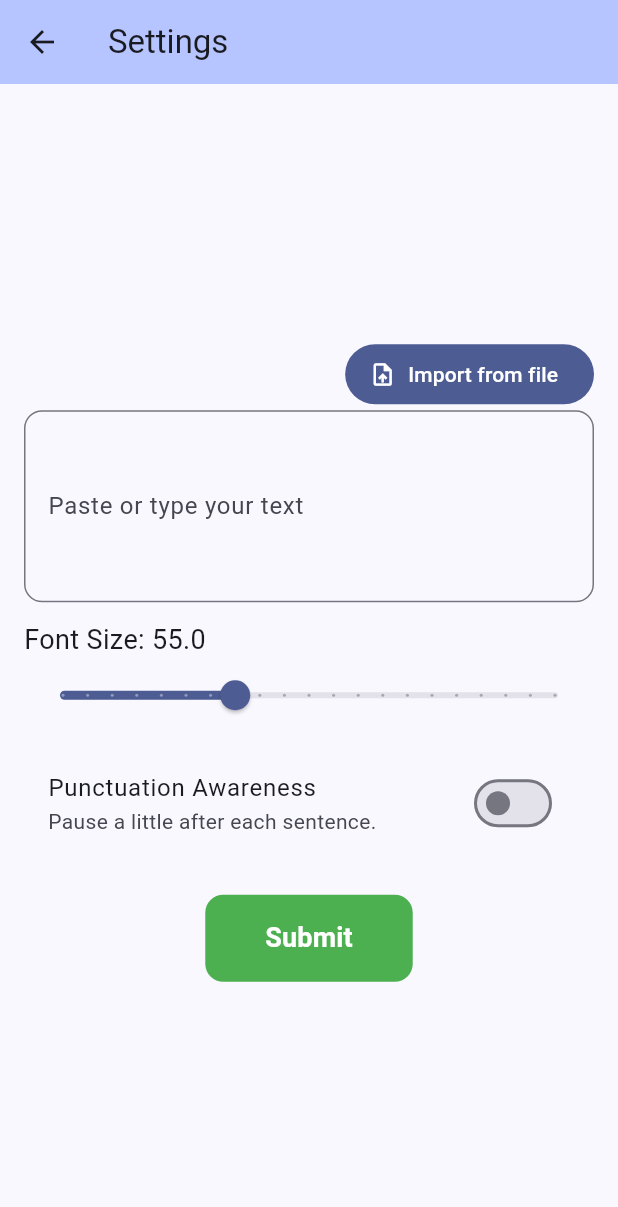
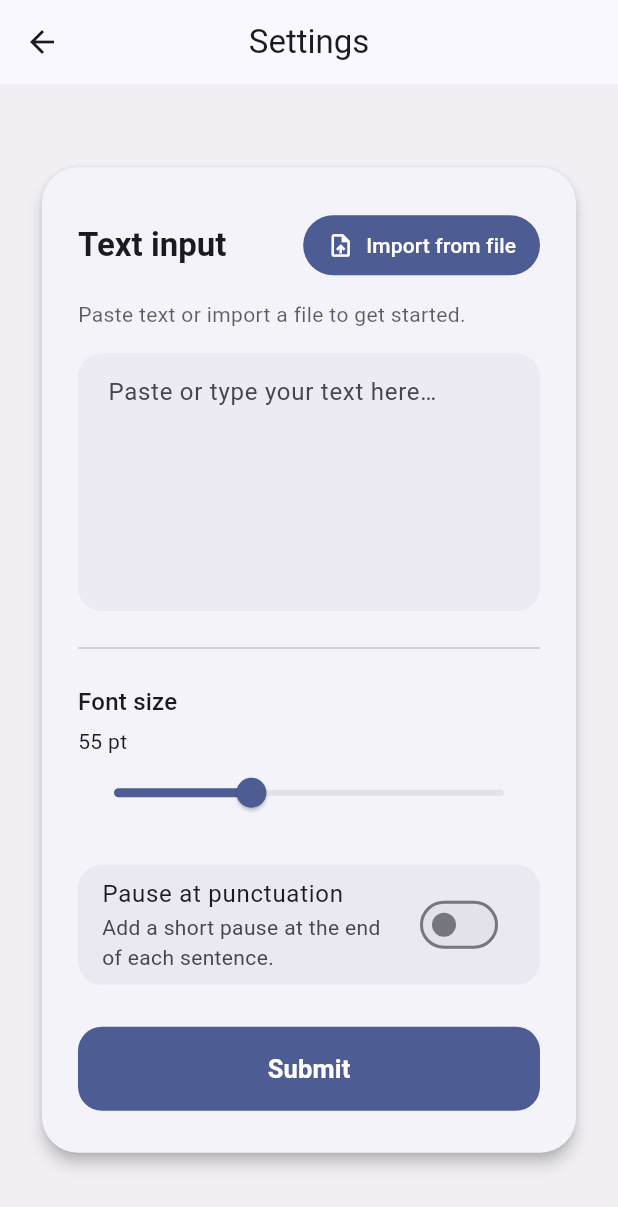
Before and after one commit to AnsonHLau/RSVP-App, a Flutter app: the screen it shows after launch, after a tap on "Play", after a tap on the "settings" icon, on a phone screen of 412 x 824 dp. Shown: the top 1207 px of the screen. Run offline on Flutter 3.47's test engine with Material 3 defaults, Android fonts, the phone set to English and light mode, and no system bars; our stand-ins replace file_picker.

Commit message:
Change Settings UI

```diff
--- a/lib/settings.dart
+++ b/lib/settings.dart
@@ -87,7 +87,6 @@ class _SettingsPageState extends State<SettingsPage> {
         _controller.text = contents;
         _text = contents;
       });
-
     } catch (e) {
       ScaffoldMessenger.of(context).showSnackBar(
         SnackBar(content: Text('Failed to read file: $e')),
@@ -98,85 +97,185 @@ class _SettingsPageState extends State<SettingsPage> {
   // Widgets and UI
   @override
   Widget build(BuildContext context) {
+    final theme = Theme.of(context);
+    final colorScheme = theme.colorScheme;
+
     return Scaffold(
+      backgroundColor:
+      colorScheme.surfaceContainerHighest.withValues(alpha: 0.5),
       appBar: AppBar(
-        backgroundColor: Theme.of(context).colorScheme.inversePrimary,
+        elevation: 0,
+        backgroundColor: colorScheme.surface,
         title: const Text('Settings'),
+        centerTitle: true,
       ),
       body: Center(
-        child: Padding(
-          padding: const EdgeInsets.all(16),
+        child: SingleChildScrollView(
+          padding: const EdgeInsets.all(24),
           child: ConstrainedBox(
             constraints: const BoxConstraints(maxWidth: 800),
+            child: Card(
+              elevation: 4,
+              shape: RoundedRectangleBorder(
+                borderRadius: BorderRadius.circular(24),
+              ),
+              child: Padding(
+                padding:
+                const EdgeInsets.symmetric(horizontal: 24, vertical: 28),
                 child: Column(
                   mainAxisSize: MainAxisSize.min,
                   crossAxisAlignment: CrossAxisAlignment.stretch,
-              children: <Widget>[
+                  children: [
+                    // Header row
                     Row(
-                  mainAxisAlignment: MainAxisAlignment.end,
+                      mainAxisAlignment: MainAxisAlignment.spaceBetween,
                       children: [
+                        Text(
+                          'Text input',
+                          style: theme.textTheme.titleLarge?.copyWith(
+                            fontWeight: FontWeight.w600,
+                          ),
+                        ),
                         FilledButton.icon(
                           onPressed: _pickFile,
-                      icon: const Icon(Icons.upload_file),
+                          style: FilledButton.styleFrom(
+                            padding: const EdgeInsets.symmetric(
+                              horizontal: 16,
+                              vertical: 10,
+                            ),
+                            shape: RoundedRectangleBorder(
+                              borderRadius: BorderRadius.circular(999),
+                            ),
+                          ),
+                          icon: const Icon(Icons.upload_file, size: 18),
                           label: const Text('Import from file'),
                         ),
                       ],
                     ),
+                    const SizedBox(height: 12),
+                    Text(
+                      'Paste text or import a file to get started.',
+                      style: theme.textTheme.bodyMedium?.copyWith(
+                        color: theme.textTheme.bodyMedium?.color
+                            ?.withValues(alpha: 0.7),
+                      ),
+                    ),
+                    const SizedBox(height: 16),
 
+                    // Text field
                     TextField(
                       controller: _controller,
-                  minLines: 4,
-                  maxLines: 10,
+                      minLines: 6,
+                      maxLines: 12,
                       decoration: InputDecoration(
-                    labelText: 'Paste or type your text',
-                    hintText: 'Enter text',
+                        hintText: 'Paste or type your text here…',
+                        filled: true,
+                        fillColor: colorScheme.surfaceContainerHighest
+                            .withValues(alpha: 0.5),
+                        contentPadding: const EdgeInsets.symmetric(
+                          horizontal: 16,
+                          vertical: 14,
+                        ),
                         border: OutlineInputBorder(
-                      borderRadius: BorderRadius.circular(12),
+                          borderRadius: BorderRadius.circular(16),
+                          borderSide: BorderSide.none,
                         ),
                       ),
                       onChanged: (text) => _text = text,
                     ),
-                const SizedBox(height: 12),
+
+                    const SizedBox(height: 24),
+                    const Divider(height: 1),
+                    const SizedBox(height: 24),
+
+                    // Font size row
+                    Row(
+                      children: [
+                        Expanded(
+                          child: Column(
+                            crossAxisAlignment: CrossAxisAlignment.start,
+                            children: [
                               Text(
-                  'Font Size: $_fontSize',
-                  style: const TextStyle(fontSize: 18),
+                                'Font size',
+                                style: theme.textTheme.titleMedium?.copyWith(
+                                  fontWeight: FontWeight.w500,
                                 ),
-                Slider(
+                              ),
+                              const SizedBox(height: 4),
+                              Text(
+                                '${_fontSize.round()} pt',
+                                style: theme.textTheme.bodyMedium?.copyWith(
+                                  color:
+                                  theme.textTheme.bodySmall?.color,
+                                ),
+                              ),
+                            ],
+                          ),
+                        ),
+                      ],
+                    ),
+                    SliderTheme(
+                      data: SliderTheme.of(context).copyWith(
+                        tickMarkShape: SliderTickMarkShape.noTickMark,
+                        activeTickMarkColor: Colors.transparent,
+                        inactiveTickMarkColor: Colors.transparent,
+                      ),
+                      child: Slider(
                         min: 20,
                         max: 120,
                         divisions: 20,
                         value: _fontSize,
-                  label: 'Font Size: $_fontSize',
+                        label: '$_fontSize pt',
                         onChanged: (value) {
                           setState(() => _fontSize = value);
                         },
                       ),
-                const SizedBox(height: 12),
-                SwitchListTile(
-                  title: const Text('Punctuation Awareness'),
-                  subtitle: const Text('Pause a little after each sentence.'),
+                    ),
+
+                    const SizedBox(height: 24),
+
+                    Container(
+                      decoration: BoxDecoration(
+                        color: colorScheme.surfaceContainerHighest
+                            .withValues(alpha: 0.6),
+                        borderRadius: BorderRadius.circular(16),
+                      ),
+                      child: SwitchListTile(
+                        shape: RoundedRectangleBorder(
+                          borderRadius: BorderRadius.circular(16),
+                        ),
+                        title: const Text('Pause at punctuation'),
+                        subtitle: const Text(
+                          'Add a short pause at the end of each sentence.',
+                        ),
                         value: _pauseSentence,
                         onChanged: (value) {
                           setState(() => _pauseSentence = value);
                         },
                       ),
-                const SizedBox(height: 25),
-                Center(
+                    ),
+
+                    const SizedBox(height: 28),
+
+                    // Submit button
+                    SizedBox(
+                      width: double.infinity,
                       child: FilledButton(
                         onPressed: _submitWords,
                         style: FilledButton.styleFrom(
-                      backgroundColor: Colors.green,
-                      foregroundColor: Colors.white,
-                      padding: const EdgeInsets.symmetric(horizontal: 40, vertical: 16),
+                          padding: const EdgeInsets.symmetric(
+                            horizontal: 24,
+                            vertical: 16,
+                          ),
                           shape: RoundedRectangleBorder(
-                        borderRadius: BorderRadius.circular(12),
+                            borderRadius: BorderRadius.circular(16),
                           ),
                         ),
                         child: const Text(
                           'Submit',
                           style: TextStyle(
-                        fontSize: 18,
-                        fontWeight: FontWeight.bold,
+                            fontSize: 17,
+                            fontWeight: FontWeight.w600,
                           ),
                         ),
                       ),
@@ -186,6 +285,8 @@ class _SettingsPageState extends State<SettingsPage> {
               ),
             ),
           ),
+        ),
+      ),
     );
   }
 }
```
Lines whose indentation alone changed are shown as unchanged.
